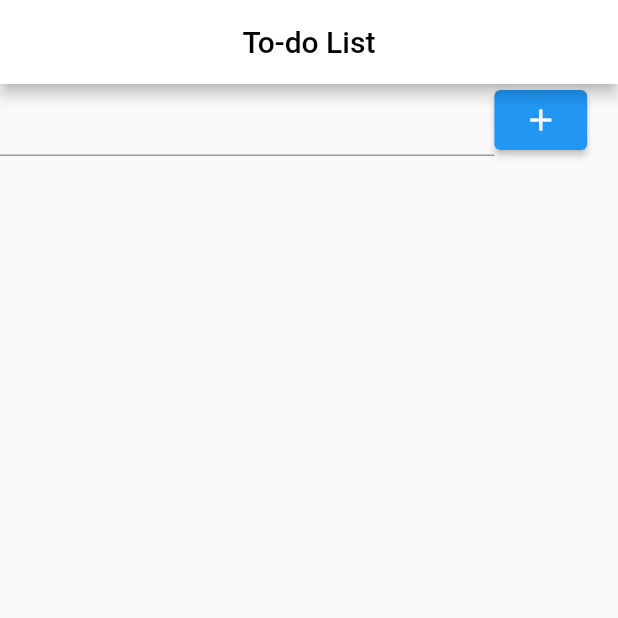
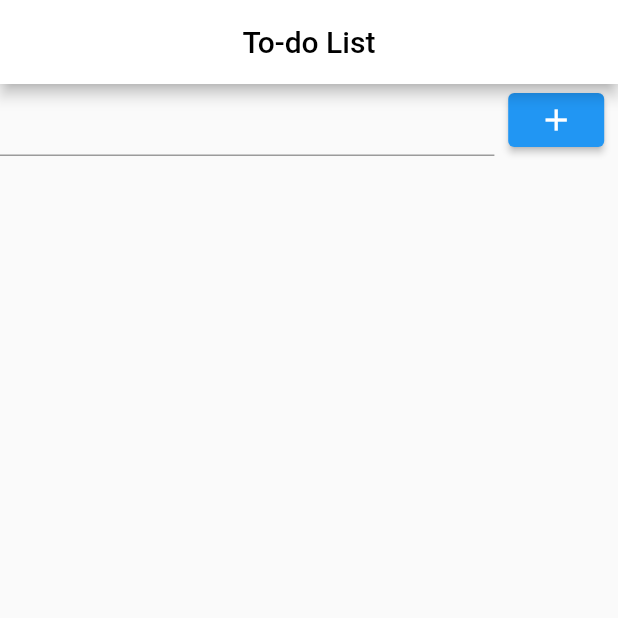
Before and after one commit to vitto2/to-do-list-flutter, a Flutter app: the screen it shows after launch, on a phone screen of 412 x 824 dp, the top half of it. Run offline on Flutter 3.47's test engine with Material 2 defaults, Android fonts, the phone set to English and light mode, and no system bars.

Commit message:
ajustando botão

```diff
--- a/to_do_list/lib/pages/home.dart
+++ b/to_do_list/lib/pages/home.dart
@@ -33,11 +33,13 @@ class _HomeState extends State<Home> {
                   child: TextFormField(),
                 ),
                 SizedBox(
-                  width: (MediaQuery.of(context).size.width / 100) * 15,
+                  width: (MediaQuery.of(context).size.width / 100) * 20,
                   height: 40,
-                  child: ElevatedButton(
-                    onPressed: () {},
-                    child: const Icon(Icons.add),
+                  child: Center(
+                    child: ElevatedButton(
+                      onPressed: () {},
+                      child: const Icon(Icons.add),
+                    ),
                   ),
                 ),
               ],
```
